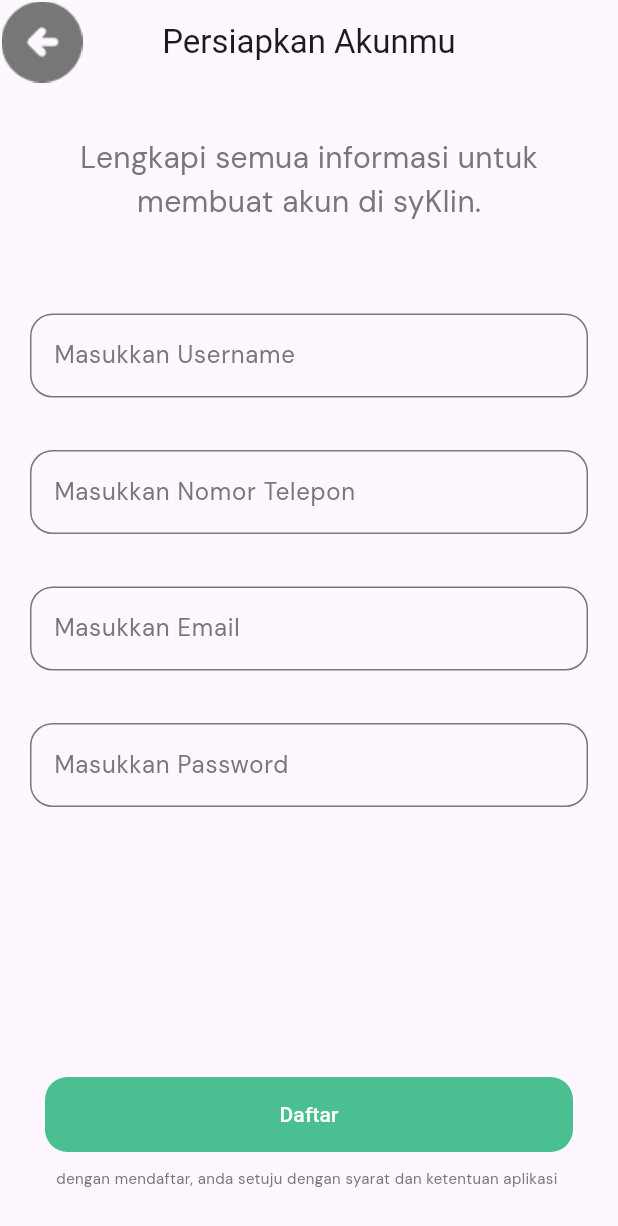
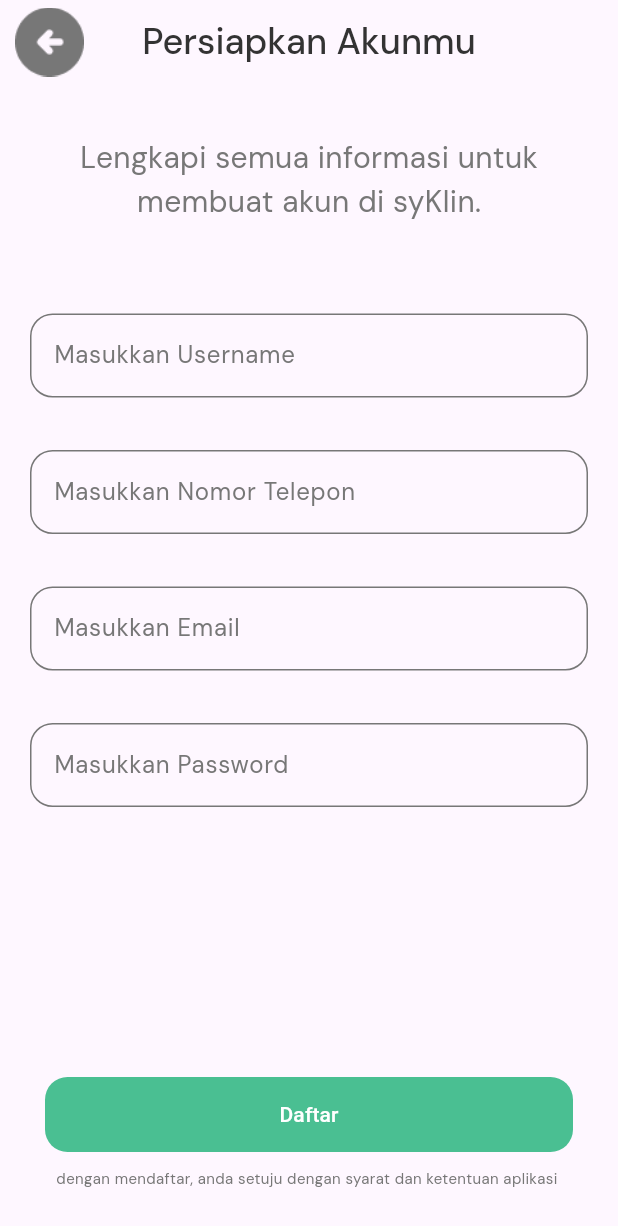
Before and after one commit to daudsutanssyah/syn_laundry, a Flutter app: the screen it shows after launch, after a tap on "Daftar", on a phone screen of 412 x 824 dp. Shown: the top 1226 px of the screen. Run offline on Flutter 3.47's test engine with Material 3 defaults, Android fonts, the phone set to English and light mode, and no system bars; our stand-ins replace google_fonts.

Commit message:
nambah widget inkwell

```diff
--- a/lib/pages/login_page.dart
+++ b/lib/pages/login_page.dart
@@ -1,4 +1,5 @@
 import 'package:flutter/material.dart';
+import 'package:syn_laundry/pages/beranda_page.dart';
 import 'package:syn_laundry/pages/register_page.dart';
 import 'package:syn_laundry/themes/themes.dart';
 
@@ -88,7 +89,11 @@ class LoginPage extends StatelessWidget {
                 SizedBox(
                   height: 37,
                 ),
-                Container(
+                InkWell(
+                  onTap: () {
+                    Navigator.push(context, MaterialPageRoute(builder: (context) => BerandaPage()));
+                  },
+                  child: Container(
                     height: 50,
                     width: double.infinity,
                     margin: EdgeInsets.all(10),
@@ -101,6 +106,7 @@ class LoginPage extends StatelessWidget {
                       child: Text(
                         "Masuk",
                         style: TextStyle(color: Colors.white),
+                      ),
                     ),
                   ),
                 ),
--- a/lib/pages/register_page.dart
+++ b/lib/pages/register_page.dart
@@ -1,4 +1,5 @@
 import 'package:flutter/material.dart';
+import 'package:syn_laundry/pages/beranda_page.dart';
 import 'package:syn_laundry/themes/themes.dart';
 
 class RegisterPage extends StatelessWidget {
@@ -9,8 +10,14 @@ class RegisterPage extends StatelessWidget {
     return Scaffold(
       appBar: AppBar(
         centerTitle: true, //umtuk menempatkan title di tengah
-        title: Text("Persiapkan Akunmu"),
-        leading: Image.asset('assets/ic-back.png'),
+        title: Text("Persiapkan Akunmu", style: primaryTextStyle.copyWith(
+          fontSize: 24,
+          fontWeight: FontWeight.w500
+        ),),
+         leading: Container(
+            margin: EdgeInsets.only(left: 10),
+            child: Image.asset('assets/ic-back.png')
+            ),
       ),
       body: ListView(
         padding: EdgeInsets.only(top: 35),
@@ -121,7 +128,11 @@ class RegisterPage extends StatelessWidget {
                   ),
                 ),
                 SizedBox(height: 170,),
-                Container(
+                InkWell(
+                  onTap: () {
+                    Navigator.push(context, MaterialPageRoute(builder: (context) => BerandaPage()));
+                  },
+                  child: Container(
                     height: 50,
                     width: double.infinity,
                     margin: EdgeInsets.all(10),
@@ -134,6 +145,7 @@ class RegisterPage extends StatelessWidget {
                       child: Text(
                         "Daftar",
                         style: TextStyle(color: Colors.white),
+                      ),
                     ),
                   ),
                 ),
--- a/lib/widgets/product_widget.dart
+++ b/lib/widgets/product_widget.dart
@@ -20,9 +20,9 @@ class ProductWidget extends StatelessWidget {
               crossAxisAlignment: CrossAxisAlignment.start,
               children: [
                 Text(nama, style: whiteTextStyle.copyWith(
-                  fontSize: 24,
+                  fontSize: 20,
                   fontWeight: FontWeight.w500,
-                  overflow: TextOverflow.visible,
+                  overflow: TextOverflow.ellipsis,
                 ), maxLines: 1, ),
                 Text(harga, style: whiteTextStyle.copyWith(
                   fontSize: 16,
```
Lines whose indentation alone changed are shown as unchanged.
